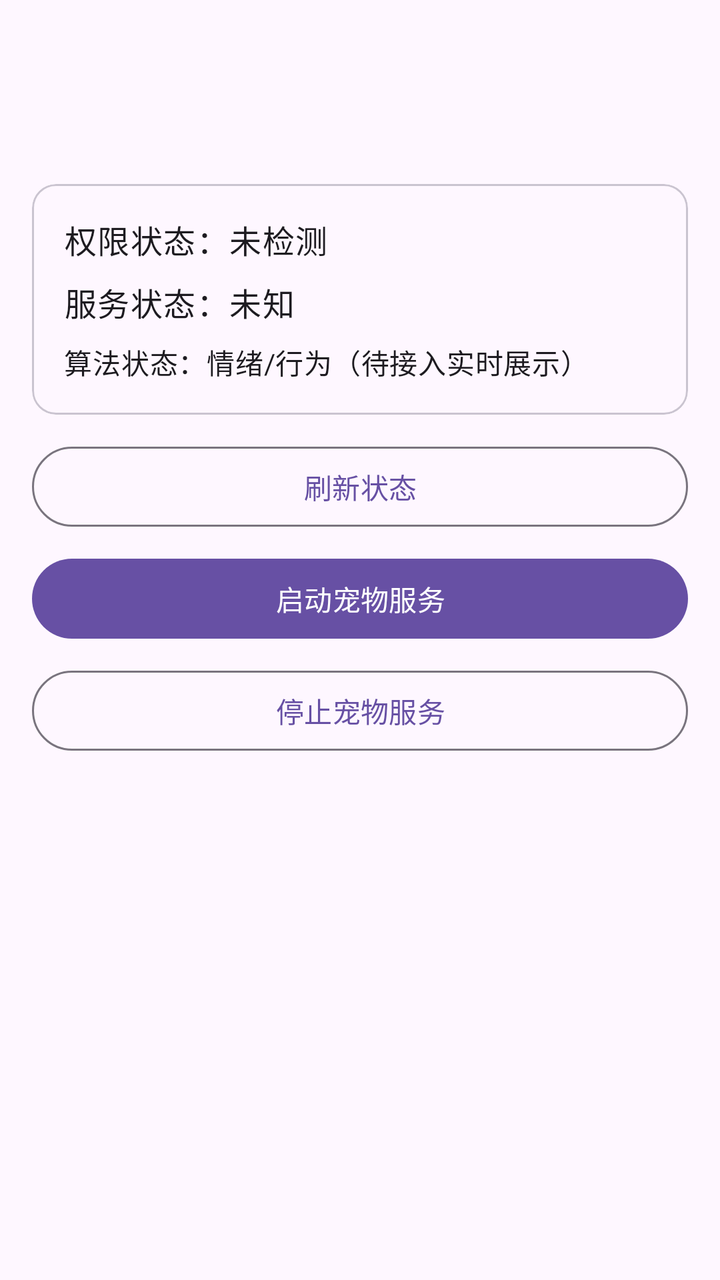
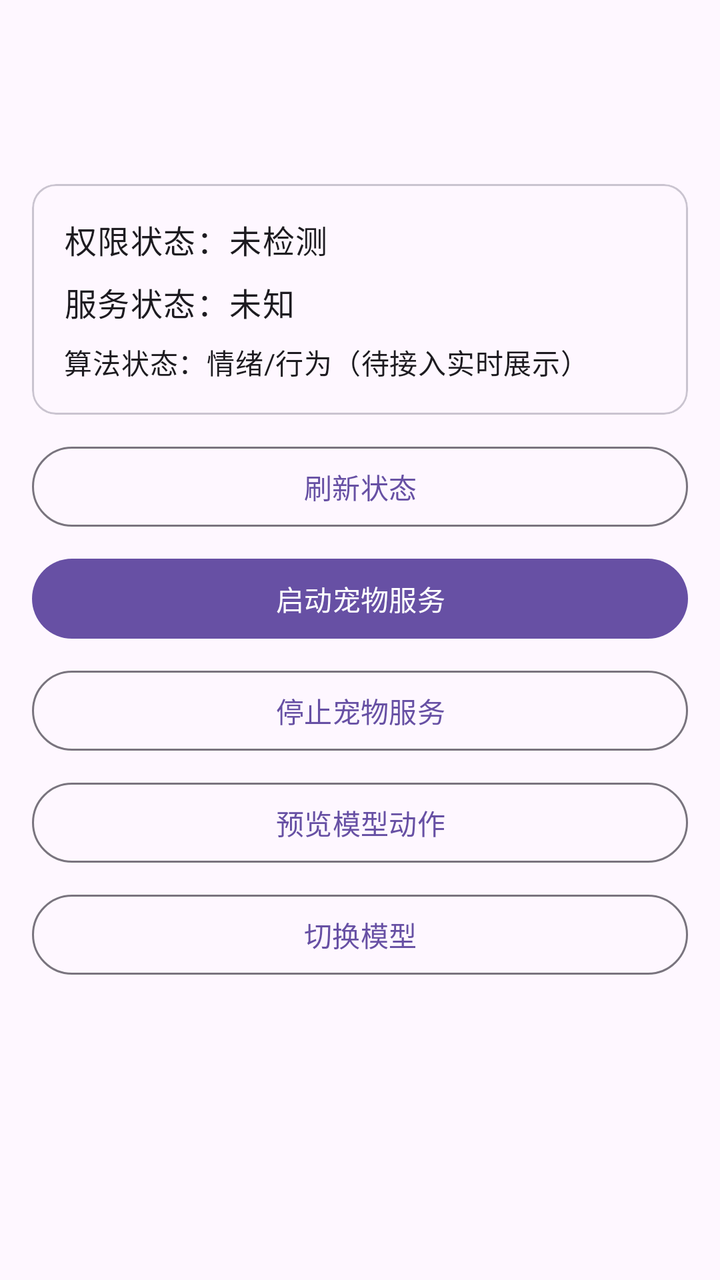

An Android layout rendered at two revisions. The XML below is the earlier revision; the diff shows what the commit changed to produce the second picture.
<!-- AndroidManifest.xml: application theme Theme.Pet -->
<!-- res/layout/activity_main.xml -->
<?xml version="1.0" encoding="utf-8"?>
<androidx.constraintlayout.widget.ConstraintLayout xmlns:android="http://schemas.android.com/apk/res/android"
    xmlns:app="http://schemas.android.com/apk/res-auto"
    xmlns:tools="http://schemas.android.com/tools"
    android:id="@+id/main"
    android:layout_width="match_parent"
    android:layout_height="match_parent"
    android:padding="16dp"
    tools:context=".MainActivity">

    <com.google.android.material.appbar.MaterialToolbar
        android:id="@+id/toolbar"
        android:layout_width="0dp"
        android:layout_height="wrap_content"
        android:title="@string/ui_title"
        app:layout_constraintEnd_toEndOf="parent"
        app:layout_constraintStart_toStartOf="parent"
        app:layout_constraintTop_toTopOf="parent" />

    <com.google.android.material.card.MaterialCardView
        android:id="@+id/cardStatus"
        android:layout_width="0dp"
        android:layout_height="wrap_content"
        android:layout_marginTop="12dp"
        app:cardElevation="0dp"
        app:strokeWidth="1dp"
        app:layout_constraintEnd_toEndOf="parent"
        app:layout_constraintStart_toStartOf="parent"
        app:layout_constraintTop_toBottomOf="@id/toolbar">

        <LinearLayout
            android:layout_width="match_parent"
            android:layout_height="wrap_content"
            android:orientation="vertical"
            android:padding="16dp">

            <TextView
                android:id="@+id/tvPermission"
                android:layout_width="match_parent"
                android:layout_height="wrap_content"
                android:text="@string/ui_permission_unknown"
                android:textAppearance="?attr/textAppearanceBodyLarge" />

            <TextView
                android:id="@+id/tvService"
                android:layout_width="match_parent"
                android:layout_height="wrap_content"
                android:layout_marginTop="8dp"
                android:text="@string/ui_service_unknown"
                android:textAppearance="?attr/textAppearanceBodyLarge" />

            <TextView
                android:id="@+id/tvAlgo"
                android:layout_width="match_parent"
                android:layout_height="wrap_content"
                android:layout_marginTop="8dp"
                android:text="@string/ui_algo_placeholder"
                android:textAppearance="?attr/textAppearanceBodyMedium" />
        </LinearLayout>
    </com.google.android.material.card.MaterialCardView>

    <LinearLayout
        android:id="@+id/actions"
        android:layout_width="0dp"
        android:layout_height="wrap_content"
        android:layout_marginTop="12dp"
        android:orientation="vertical"
        app:layout_constraintEnd_toEndOf="parent"
        app:layout_constraintStart_toStartOf="parent"
        app:layout_constraintTop_toBottomOf="@id/cardStatus">

        <com.google.android.material.button.MaterialButton
            android:id="@+id/btnRefresh"
            style="?attr/materialButtonOutlinedStyle"
            android:layout_width="match_parent"
            android:layout_height="wrap_content"
            android:text="@string/ui_refresh" />

        <com.google.android.material.button.MaterialButton
            android:id="@+id/btnStart"
            android:layout_width="match_parent"
            android:layout_height="wrap_content"
            android:layout_marginTop="8dp"
            android:text="@string/ui_start_service" />

        <com.google.android.material.button.MaterialButton
            android:id="@+id/btnStop"
            style="?attr/materialButtonOutlinedStyle"
            android:layout_width="match_parent"
            android:layout_height="wrap_content"
            android:layout_marginTop="8dp"
            android:text="@string/ui_stop_service" />
    </LinearLayout>

</androidx.constraintlayout.widget.ConstraintLayout>
<!-- resources referenced by this layout -->
<resources>
  <string name="ui_algo_placeholder">算法状态：情绪/行为（待接入实时展示）</string>
  <string name="ui_permission_unknown">权限状态：未检测</string>
  <string name="ui_refresh">刷新状态</string>
  <string name="ui_service_unknown">服务状态：未知</string>
  <string name="ui_start_service">启动宠物服务</string>
  <string name="ui_stop_service">停止宠物服务</string>
  <string name="ui_title">Pet 控制台</string>
  <style name="Theme.Pet" parent="Base.Theme.Pet" />
  <style name="Base.Theme.Pet" parent="Theme.Material3.DayNight.NoActionBar">
          
          
      </style>
</resources>

<!-- the commit's change to res/layout/activity_main.xml (unified diff, before → after) -->
@@ -90,6 +90,22 @@
             android:layout_height="wrap_content"
             android:layout_marginTop="8dp"
             android:text="@string/ui_stop_service" />
+
+        <com.google.android.material.button.MaterialButton
+            android:id="@+id/btnPreviewMotion"
+            style="?attr/materialButtonOutlinedStyle"
+            android:layout_width="match_parent"
+            android:layout_height="wrap_content"
+            android:layout_marginTop="8dp"
+            android:text="预览模型动作" />
+
+        <com.google.android.material.button.MaterialButton
+            android:id="@+id/btnSwitchModel"
+            style="?attr/materialButtonOutlinedStyle"
+            android:layout_width="match_parent"
+            android:layout_height="wrap_content"
+            android:layout_marginTop="8dp"
+            android:text="切换模型" />
     </LinearLayout>
 
 </androidx.constraintlayout.widget.ConstraintLayout>
